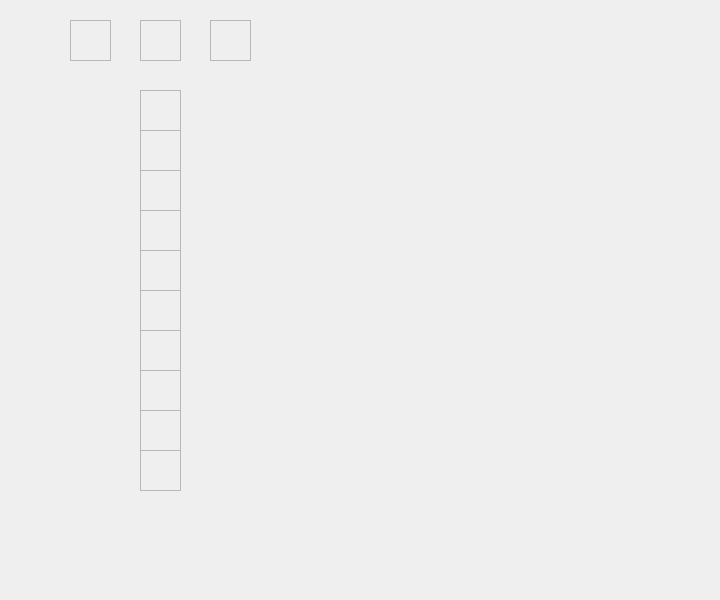
Before: the Qt Designer form mainwindow.ui in abadillagodinez/RespaldoED2, drawn with Qt 5.
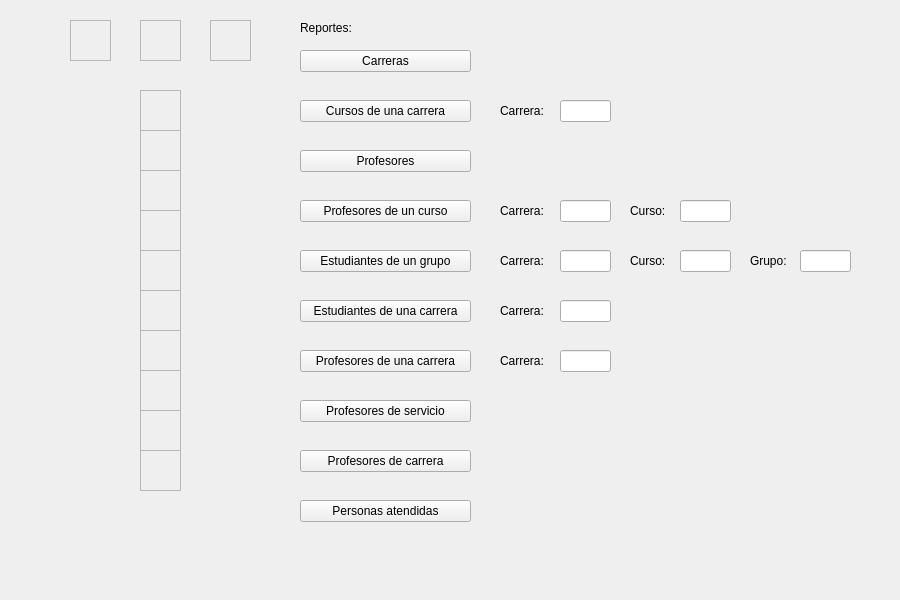
After: the same form once the commit is applied.

Diff of the .ui file:
```diff
--- a/mainwindow.ui
+++ b/mainwindow.ui
@@ -9,19 +9,19 @@
    <rect>
     <x>0</x>
     <y>0</y>
-    <width>720</width>
+    <width>900</width>
     <height>600</height>
    </rect>
   </property>
   <property name="minimumSize">
    <size>
-    <width>720</width>
+    <width>900</width>
     <height>600</height>
    </size>
   </property>
   <property name="maximumSize">
    <size>
-    <width>720</width>
+    <width>900</width>
     <height>600</height>
    </size>
   </property>
@@ -279,16 +279,357 @@
      <string/>
     </property>
    </widget>
-  </widget>
-  <widget class="QMenuBar" name="menuBar">
-   <property name="geometry">
-    <rect>
-     <x>0</x>
-     <y>0</y>
-     <width>720</width>
-     <height>19</height>
-    </rect>
-   </property>
+   <widget class="QPushButton" name="btnReporteCarreras">
+    <property name="geometry">
+     <rect>
+      <x>300</x>
+      <y>50</y>
+      <width>171</width>
+      <height>22</height>
+     </rect>
+    </property>
+    <property name="text">
+     <string>Carreras</string>
+    </property>
+   </widget>
+   <widget class="QLabel" name="lblReportes">
+    <property name="geometry">
+     <rect>
+      <x>300</x>
+      <y>20</y>
+      <width>71</width>
+      <height>16</height>
+     </rect>
+    </property>
+    <property name="text">
+     <string>Reportes:</string>
+    </property>
+   </widget>
+   <widget class="QPushButton" name="btnCursosDeUnaCarrera">
+    <property name="geometry">
+     <rect>
+      <x>300</x>
+      <y>100</y>
+      <width>171</width>
+      <height>22</height>
+     </rect>
+    </property>
+    <property name="text">
+     <string>Cursos de una carrera</string>
+    </property>
+   </widget>
+   <widget class="QPushButton" name="btnProfesores">
+    <property name="geometry">
+     <rect>
+      <x>300</x>
+      <y>150</y>
+      <width>171</width>
+      <height>22</height>
+     </rect>
+    </property>
+    <property name="text">
+     <string>Profesores</string>
+    </property>
+   </widget>
+   <widget class="QPushButton" name="btnProfesoresDeUnCurso">
+    <property name="geometry">
+     <rect>
+      <x>300</x>
+      <y>200</y>
+      <width>171</width>
+      <height>22</height>
+     </rect>
+    </property>
+    <property name="text">
+     <string>Profesores de un curso</string>
+    </property>
+   </widget>
+   <widget class="QPushButton" name="btnEstudianteDeUnGrupo">
+    <property name="geometry">
+     <rect>
+      <x>300</x>
+      <y>250</y>
+      <width>171</width>
+      <height>22</height>
+     </rect>
+    </property>
+    <property name="text">
+     <string>Estudiantes de un grupo</string>
+    </property>
+   </widget>
+   <widget class="QPushButton" name="btnEstudiantesDeUnCarrera">
+    <property name="geometry">
+     <rect>
+      <x>300</x>
+      <y>300</y>
+      <width>171</width>
+      <height>22</height>
+     </rect>
+    </property>
+    <property name="text">
+     <string>Estudiantes de una carrera</string>
+    </property>
+   </widget>
+   <widget class="QPushButton" name="btnProfesoresDeServicio">
+    <property name="geometry">
+     <rect>
+      <x>300</x>
+      <y>400</y>
+      <width>171</width>
+      <height>22</height>
+     </rect>
+    </property>
+    <property name="text">
+     <string>Profesores de servicio</string>
+    </property>
+   </widget>
+   <widget class="QPushButton" name="btnProfesoresDeCarrera">
+    <property name="geometry">
+     <rect>
+      <x>300</x>
+      <y>450</y>
+      <width>171</width>
+      <height>22</height>
+     </rect>
+    </property>
+    <property name="text">
+     <string>Profesores de carrera</string>
+    </property>
+   </widget>
+   <widget class="QPushButton" name="btnCantidadDePersonas">
+    <property name="geometry">
+     <rect>
+      <x>300</x>
+      <y>500</y>
+      <width>171</width>
+      <height>22</height>
+     </rect>
+    </property>
+    <property name="text">
+     <string>Personas atendidas</string>
+    </property>
+   </widget>
+   <widget class="QLabel" name="label">
+    <property name="geometry">
+     <rect>
+      <x>500</x>
+      <y>100</y>
+      <width>59</width>
+      <height>21</height>
+     </rect>
+    </property>
+    <property name="text">
+     <string>Carrera:</string>
+    </property>
+   </widget>
+   <widget class="QLineEdit" name="txfCarreraParaCursos">
+    <property name="geometry">
+     <rect>
+      <x>560</x>
+      <y>100</y>
+      <width>51</width>
+      <height>22</height>
+     </rect>
+    </property>
+    <property name="maxLength">
+     <number>4</number>
+    </property>
+   </widget>
+   <widget class="QLabel" name="label_2">
+    <property name="geometry">
+     <rect>
+      <x>500</x>
+      <y>200</y>
+      <width>59</width>
+      <height>21</height>
+     </rect>
+    </property>
+    <property name="text">
+     <string>Carrera:</string>
+    </property>
+   </widget>
+   <widget class="QLineEdit" name="txfCarreraParaProfesores">
+    <property name="geometry">
+     <rect>
+      <x>560</x>
+      <y>200</y>
+      <width>51</width>
+      <height>22</height>
+     </rect>
+    </property>
+    <property name="maxLength">
+     <number>4</number>
+    </property>
+   </widget>
+   <widget class="QLineEdit" name="txfCursosParaProfesores">
+    <property name="geometry">
+     <rect>
+      <x>680</x>
+      <y>200</y>
+      <width>51</width>
+      <height>22</height>
+     </rect>
+    </property>
+    <property name="maxLength">
+     <number>4</number>
+    </property>
+   </widget>
+   <widget class="QLabel" name="label_3">
+    <property name="geometry">
+     <rect>
+      <x>630</x>
+      <y>200</y>
+      <width>41</width>
+      <height>21</height>
+     </rect>
+    </property>
+    <property name="text">
+     <string>Curso:</string>
+    </property>
+   </widget>
+   <widget class="QLineEdit" name="txfCarreraParaEstudiantes">
+    <property name="geometry">
+     <rect>
+      <x>560</x>
+      <y>250</y>
+      <width>51</width>
+      <height>22</height>
+     </rect>
+    </property>
+    <property name="maxLength">
+     <number>4</number>
+    </property>
+   </widget>
+   <widget class="QLabel" name="label_4">
+    <property name="geometry">
+     <rect>
+      <x>630</x>
+      <y>250</y>
+      <width>41</width>
+      <height>21</height>
+     </rect>
+    </property>
+    <property name="text">
+     <string>Curso:</string>
+    </property>
+   </widget>
+   <widget class="QLabel" name="label_5">
+    <property name="geometry">
+     <rect>
+      <x>500</x>
+      <y>250</y>
+      <width>59</width>
+      <height>21</height>
+     </rect>
+    </property>
+    <property name="text">
+     <string>Carrera:</string>
+    </property>
+   </widget>
+   <widget class="QLineEdit" name="txfCursosParaEstudiantes">
+    <property name="geometry">
+     <rect>
+      <x>680</x>
+      <y>250</y>
+      <width>51</width>
+      <height>22</height>
+     </rect>
+    </property>
+    <property name="maxLength">
+     <number>4</number>
+    </property>
+   </widget>
+   <widget class="QLabel" name="label_6">
+    <property name="geometry">
+     <rect>
+      <x>750</x>
+      <y>250</y>
+      <width>41</width>
+      <height>21</height>
+     </rect>
+    </property>
+    <property name="text">
+     <string>Grupo:</string>
+    </property>
+   </widget>
+   <widget class="QLineEdit" name="txfGrupoParaEstudiantes">
+    <property name="geometry">
+     <rect>
+      <x>800</x>
+      <y>250</y>
+      <width>51</width>
+      <height>22</height>
+     </rect>
+    </property>
+    <property name="maxLength">
+     <number>4</number>
+    </property>
+   </widget>
+   <widget class="QLineEdit" name="txfCarreraParaEstudiantes2">
+    <property name="geometry">
+     <rect>
+      <x>560</x>
+      <y>300</y>
+      <width>51</width>
+      <height>22</height>
+     </rect>
+    </property>
+    <property name="maxLength">
+     <number>4</number>
+    </property>
+   </widget>
+   <widget class="QLabel" name="label_7">
+    <property name="geometry">
+     <rect>
+      <x>500</x>
+      <y>300</y>
+      <width>59</width>
+      <height>21</height>
+     </rect>
+    </property>
+    <property name="text">
+     <string>Carrera:</string>
+    </property>
+   </widget>
+   <widget class="QPushButton" name="btnProfesoresDeUNACarrera">
+    <property name="geometry">
+     <rect>
+      <x>300</x>
+      <y>350</y>
+      <width>171</width>
+      <height>22</height>
+     </rect>
+    </property>
+    <property name="text">
+     <string>Profesores de una carrera</string>
+    </property>
+   </widget>
+   <widget class="QLineEdit" name="txfCarreraParaProfesores2">
+    <property name="geometry">
+     <rect>
+      <x>560</x>
+      <y>350</y>
+      <width>51</width>
+      <height>22</height>
+     </rect>
+    </property>
+    <property name="maxLength">
+     <number>4</number>
+    </property>
+   </widget>
+   <widget class="QLabel" name="label_8">
+    <property name="geometry">
+     <rect>
+      <x>500</x>
+      <y>350</y>
+      <width>59</width>
+      <height>21</height>
+     </rect>
+    </property>
+    <property name="text">
+     <string>Carrera:</string>
+    </property>
+   </widget>
   </widget>
  </widget>
  <layoutdefault spacing="6" margin="11"/>
```
Left out of the diff: 2 changed lines with no effect on the pictures.
